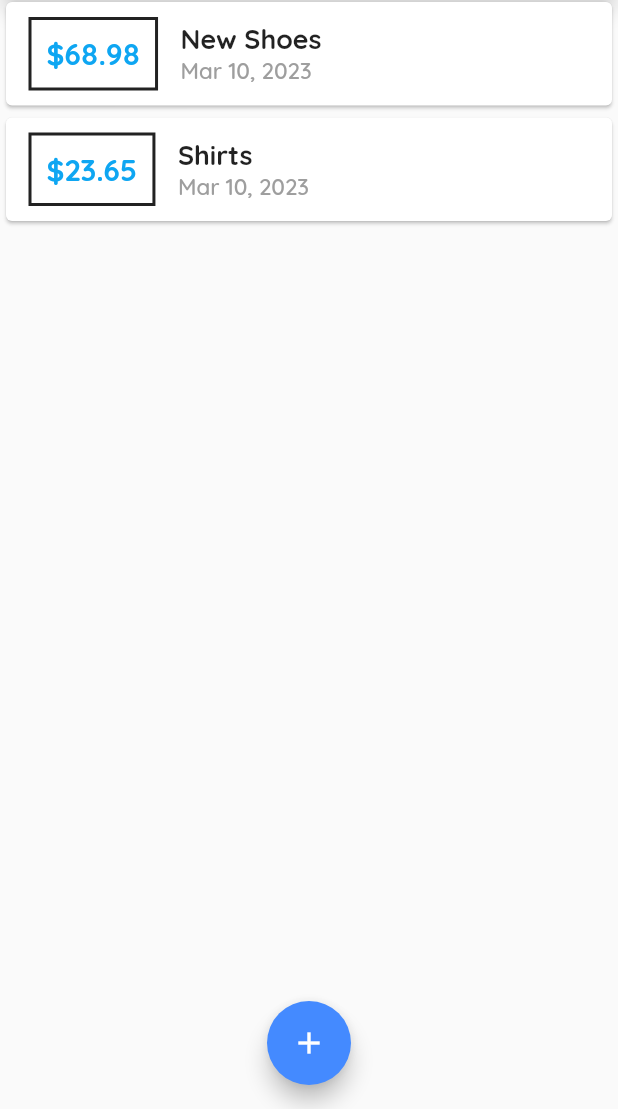
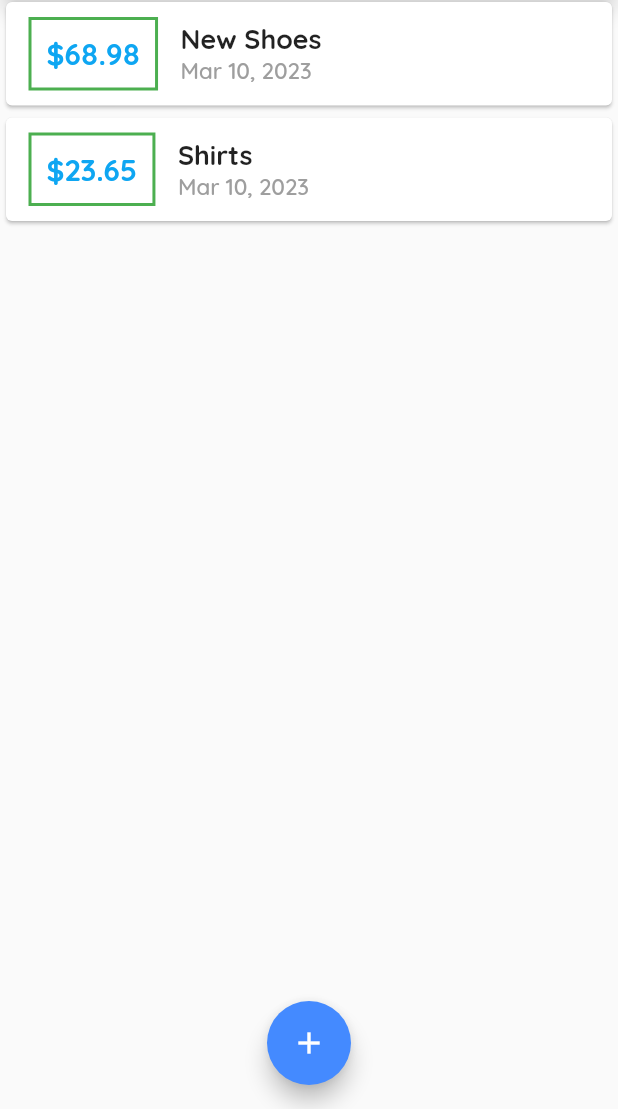
Before and after one commit to thanis04/daily_expenses, a Flutter app: the screen it shows after launch, on a phone screen of 412 x 824 dp, the part 127-1236 px from its top. Run offline on Flutter 3.47's test engine with Material 2 defaults, Android fonts, the light colour scheme and no system bars; our stand-ins replace device_preview.

Commit message:
color module changed

```diff
--- a/lib/widgets/transaction_list.dart
+++ b/lib/widgets/transaction_list.dart
@@ -21,7 +21,7 @@ class TransactionList extends StatelessWidget {
                   ),
                   decoration: BoxDecoration(
                     border: Border.all(
-                      color: Colors.black87,
+                      color: Theme.of(context).primaryColor,
                       width: 2,
                     ),
                   ),
```
